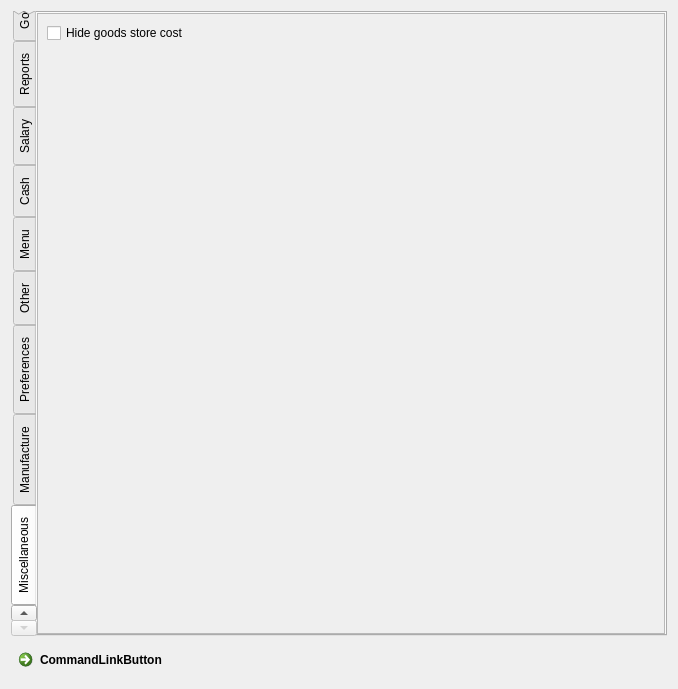
Before: the Qt Designer form Forms/c5grouppermissionseditor.ui in End1-1/Cafe5, drawn with Qt 5.
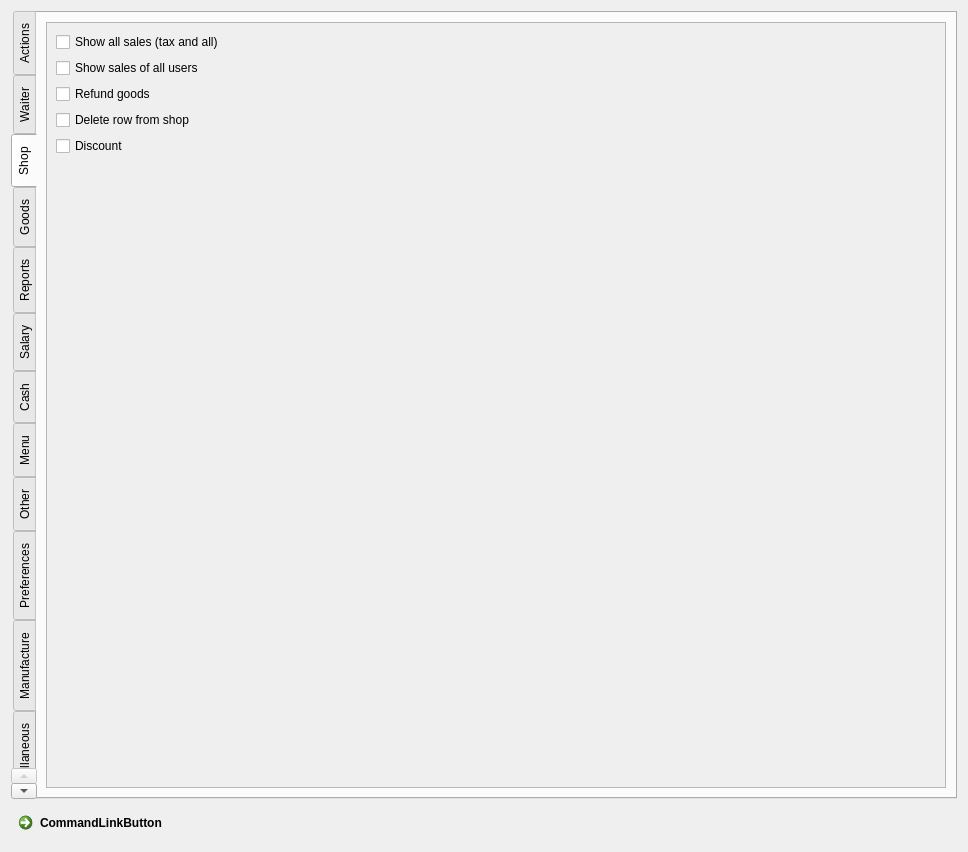
After: the same form once the commit is applied. The open tabs and pages were chosen to show the change. Custom widgets are drawn as their Qt base class.

Patch:
```diff
--- a/Forms/c5grouppermissionseditor.ui
+++ b/Forms/c5grouppermissionseditor.ui
@@ -6,8 +6,8 @@
    <rect>
     <x>0</x>
     <y>0</y>
-    <width>678</width>
-    <height>689</height>
+    <width>968</width>
+    <height>852</height>
    </rect>
   </property>
   <property name="windowTitle">
@@ -184,7 +184,7 @@
      </widget>
      <widget class="QWidget" name="tab_5">
       <attribute name="title">
-       <string>Sales</string>
+       <string>Waiter</string>
       </attribute>
       <layout class="QGridLayout" name="gridLayout_3">
        <item row="0" column="0">
@@ -232,26 +232,6 @@
              </property>
             </widget>
            </item>
-           <item>
-            <widget class="C5CheckBox" name="checkBox_97">
-             <property name="text">
-              <string>Show all sales (tax and all)</string>
-             </property>
-             <property name="Tag" stdset="0">
-              <number>536</number>
-             </property>
-            </widget>
-           </item>
-           <item>
-            <widget class="C5CheckBox" name="checkBox_106">
-             <property name="text">
-              <string>Show sales of all users</string>
-             </property>
-             <property name="Tag" stdset="0">
-              <number>539</number>
-             </property>
-            </widget>
-           </item>
            <item>
             <widget class="C5CheckBox" name="checkBox_78">
              <property name="text">
@@ -522,16 +502,6 @@
              </property>
             </widget>
            </item>
-           <item>
-            <widget class="C5CheckBox" name="checkBox_54">
-             <property name="text">
-              <string>Refund goods (Shop)</string>
-             </property>
-             <property name="Tag" stdset="0">
-              <number>508</number>
-             </property>
-            </widget>
-           </item>
            <item>
             <widget class="C5CheckBox" name="checkBox_60">
              <property name="text">
@@ -542,6 +512,62 @@
              </property>
             </widget>
            </item>
+          </layout>
+         </widget>
+        </widget>
+       </item>
+      </layout>
+     </widget>
+     <widget class="QWidget" name="Shop">
+      <attribute name="title">
+       <string>Shop</string>
+      </attribute>
+      <layout class="QVBoxLayout" name="verticalLayout_9">
+       <item>
+        <widget class="QScrollArea" name="scrollArea_5">
+         <property name="widgetResizable">
+          <bool>true</bool>
+         </property>
+         <widget class="QWidget" name="scrollAreaWidgetContents_5">
+          <property name="geometry">
+           <rect>
+            <x>0</x>
+            <y>0</y>
+            <width>900</width>
+            <height>764</height>
+           </rect>
+          </property>
+          <layout class="QVBoxLayout" name="verticalLayout_10">
+           <item>
+            <widget class="C5CheckBox" name="checkBox_97">
+             <property name="text">
+              <string>Show all sales (tax and all)</string>
+             </property>
+             <property name="Tag" stdset="0">
+              <number>536</number>
+             </property>
+            </widget>
+           </item>
+           <item>
+            <widget class="C5CheckBox" name="checkBox_106">
+             <property name="text">
+              <string>Show sales of all users</string>
+             </property>
+             <property name="Tag" stdset="0">
+              <number>539</number>
+             </property>
+            </widget>
+           </item>
+           <item>
+            <widget class="C5CheckBox" name="checkBox_54">
+             <property name="text">
+              <string>Refund goods</string>
+             </property>
+             <property name="Tag" stdset="0">
+              <number>508</number>
+             </property>
+            </widget>
+           </item>
            <item>
             <widget class="C5CheckBox" name="checkBox_74">
              <property name="text">
@@ -552,6 +578,29 @@
              </property>
             </widget>
            </item>
+           <item>
+            <widget class="C5CheckBox" name="checkBox_116">
+             <property name="text">
+              <string>Discount</string>
+             </property>
+             <property name="Tag" stdset="0">
+              <number>540</number>
+             </property>
+            </widget>
+           </item>
+           <item>
+            <spacer name="verticalSpacer_11">
+             <property name="orientation">
+              <enum>Qt::Orientation::Vertical</enum>
+             </property>
+             <property name="sizeHint" stdset="0">
+              <size>
+               <width>20</width>
+               <height>40</height>
+              </size>
+             </property>
+            </spacer>
+           </item>
           </layout>
          </widget>
         </widget>
@@ -1686,8 +1735,8 @@
            <rect>
             <x>0</x>
             <y>0</y>
-            <width>628</width>
-            <height>619</height>
+            <width>918</width>
+            <height>782</height>
            </rect>
           </property>
           <layout class="QVBoxLayout" name="verticalLayout_8">
```
Left out of the diff: 18 changed lines with no effect on the pictures.
